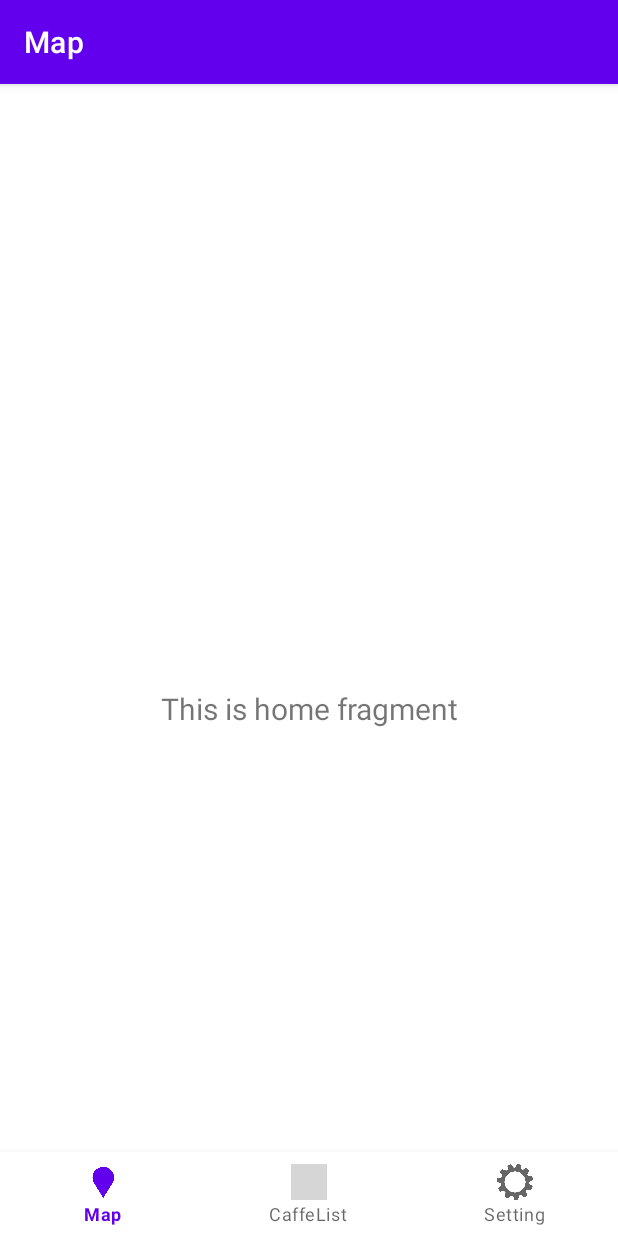
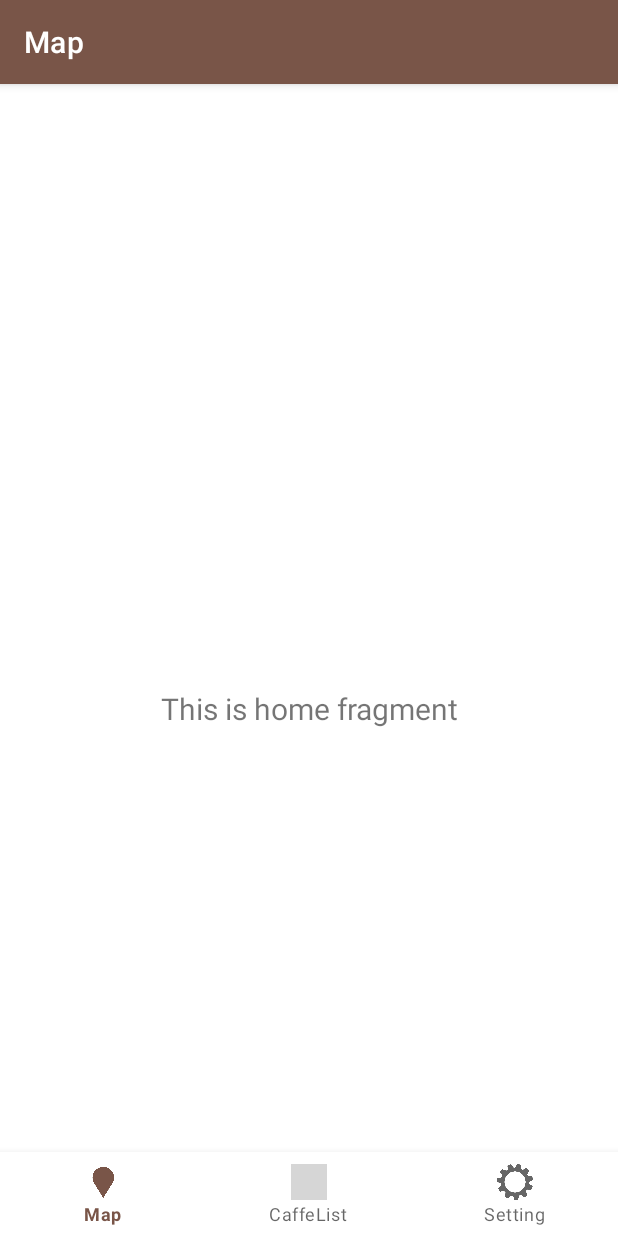
Before and after one commit to saehyen/AndroidApp_project, an Android app: the screen it shows after launch (MainActivity), on a phone screen of 412 x 824 dp. Run offline under Robolectric (Android 15) with nearby library versions, the phone set to English and light mode, and no system bars; our stand-ins replace navigation-ui; grey boxes are pictures that could not be loaded.

Commit message:
색상 조절

```diff
--- a/app/src/main/res/values/colors.xml
+++ b/app/src/main/res/values/colors.xml
@@ -7,4 +7,10 @@
     <color name="teal_700">#FF018786</color>
     <color name="black">#FF000000</color>
     <color name="white">#FFFFFFFF</color>
+    <color name="colorPrimary">#795548</color>
+    <color name="colorPrimaryDark">#212121</color>
+    <color name="windowBackground">#ffffff</color>
+    <color name="textColorPrimary">#ffffff</color>
+    <color name="textColor">#212121</color>
+    <color name="colorAccent">#212121</color>
 </resources>
--- a/app/src/main/res/values/themes.xml
+++ b/app/src/main/res/values/themes.xml
@@ -2,8 +2,8 @@
     <!-- Base application theme. -->
     <style name="Theme.WhatCaffe" parent="Theme.MaterialComponents.DayNight.DarkActionBar">
         <!-- Primary brand color. -->
-        <item name="colorPrimary">@color/purple_500</item>
-        <item name="colorPrimaryVariant">@color/purple_700</item>
+        <item name="colorPrimary">@color/colorPrimary</item>
+        <item name="colorPrimaryVariant">@color/colorPrimaryDark</item>
         <item name="colorOnPrimary">@color/white</item>
         <!-- Secondary brand color. -->
         <item name="colorSecondary">@color/teal_200</item>
```
